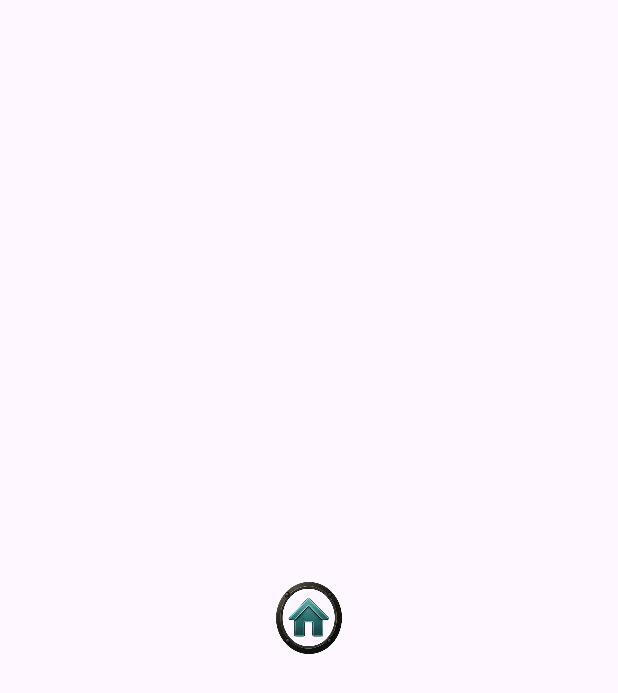
After one commit to Scorpio7736/TheEasterEggGuide, an Android app: the layout custom_home_icon.xml on its own in the app's theme, with its tools: preview values and no code run, on a phone screen of 412 x 824 dp. The commit adds this screen. Shown: the top 693 px of the screen. Run offline under Robolectric (Android 15) with nearby library versions, the phone set to English and light mode, and no system bars.

Commit message:
Fixing icons and button layout.

```diff
--- a/app/src/main/res/color/bottom_nav_text_color.xml
+++ b/app/src/main/res/color/bottom_nav_text_color.xml
@@ -1,5 +1,5 @@
 <?xml version="1.0" encoding="utf-8"?>
 <selector xmlns:android="http://schemas.android.com/apk/res/android">
-    <item android:state_checked="true" android:color="@color/CUSTOM_HIGHLIGHT_COLOR" />
-    <item android:color="@color/CUSTOM_TEXT_COLOR" />
+    <item android:state_checked="true" android:color="@color/CUSTOM_ITEM_text_primary_light" />
+    <item android:color="@color/CUSTOM_ITEM_text_secondary_light" />
 </selector>
--- a/app/src/main/res/drawable/splash_background.xml
+++ b/app/src/main/res/drawable/splash_background.xml
@@ -1,6 +1,6 @@
 <?xml version="1.0" encoding="utf-8"?>
 <layer-list xmlns:android="http://schemas.android.com/apk/res/android">
-    <item android:drawable="@color/CUSTOM_BACKGROUND_DARK" />
+    <item android:drawable="@color/CUSTOM_ITEM_background_dark" />
     <item
         android:width="120dp"
         android:height="120dp"
--- /dev/null
+++ b/app/src/main/res/layout/custom_home_icon.xml
@@ -0,0 +1,12 @@
+<?xml version="1.0" encoding="utf-8"?>
+<FrameLayout xmlns:android="http://schemas.android.com/apk/res/android"
+    android:layout_width="match_parent"
+    android:layout_height="match_parent">
+
+    <ImageView
+        android:layout_width="48dp"
+        android:layout_height="48dp"
+        android:layout_gravity="center"
+        android:src="@drawable/home_icon" />
+
+</FrameLayout>
--- a/app/src/main/res/layout/splash.xml
+++ b/app/src/main/res/layout/splash.xml
@@ -5,7 +5,7 @@
     android:id="@+id/main"
     android:layout_width="match_parent"
     android:layout_height="match_parent"
-    android:background="@color/CUSTOM_BACKGROUND_DARK"
+    android:background="@color/CUSTOM_ITEM_background_dark"
     tools:context=".MainActivity">
 
     <androidx.cardview.widget.CardView
@@ -35,7 +35,7 @@
         android:layout_marginEnd="32dp"
         android:layout_marginBottom="32dp"
         android:indeterminate="true"
-        android:indeterminateTint="@color/CUSTOM_ACCENT_COLOR"
+        android:indeterminateTint="@color/CUSTOM_ITEM_highlight_light"
         app:layout_constraintBottom_toBottomOf="parent"
         app:layout_constraintEnd_toEndOf="parent"
         app:layout_constraintStart_toStartOf="parent" />
--- a/app/src/main/res/menu/bottom_nav_menu.xml
+++ b/app/src/main/res/menu/bottom_nav_menu.xml
@@ -1,5 +1,6 @@
 <?xml version="1.0" encoding="utf-8"?>
-<menu xmlns:android="http://schemas.android.com/apk/res/android">
+<menu xmlns:android="http://schemas.android.com/apk/res/android"
+    xmlns:app="http://schemas.android.com/apk/res-auto">
     <item
         android:id="@+id/nav_maps"
         android:icon="@drawable/maps_icon"
@@ -10,7 +11,7 @@
         android:title="Profile" />
     <item
         android:id="@+id/nav_home"
-        android:icon="@drawable/home_icon"
+        app:actionLayout="@layout/custom_home_icon"
         android:title="Home" />
     <item
         android:id="@+id/nav_favorites"
--- a/app/src/main/res/values/themes.xml
+++ b/app/src/main/res/values/themes.xml
@@ -9,7 +9,7 @@
 
     <!-- Splash Screen Theme -->
     <style name="Theme.App.Starting" parent="Theme.SplashScreen">
-        <item name="windowSplashScreenBackground">@color/CUSTOM_BACKGROUND_DARK</item>
+        <item name="windowSplashScreenBackground">@color/CUSTOM_ITEM_background_dark</item>
         <item name="windowSplashScreenAnimatedIcon">@drawable/app_logo</item>
         <item name="postSplashScreenTheme">@style/Theme.TheEasterEggGuide</item>
     </style>
```
Also changed, not shown: app/src/main/res/layout/home.xml (+23 -11 lines), app/src/main/res/values/colors.xml (+21 -5 lines), app/src/main/res/drawable/favorites_icon.png, app/src/main/res/drawable/home_icon.png, app/src/main/res/drawable/maps_icon.png, app/src/main/res/drawable/profile_icon.png, app/src/main/res/drawable/settings_icon.png.
